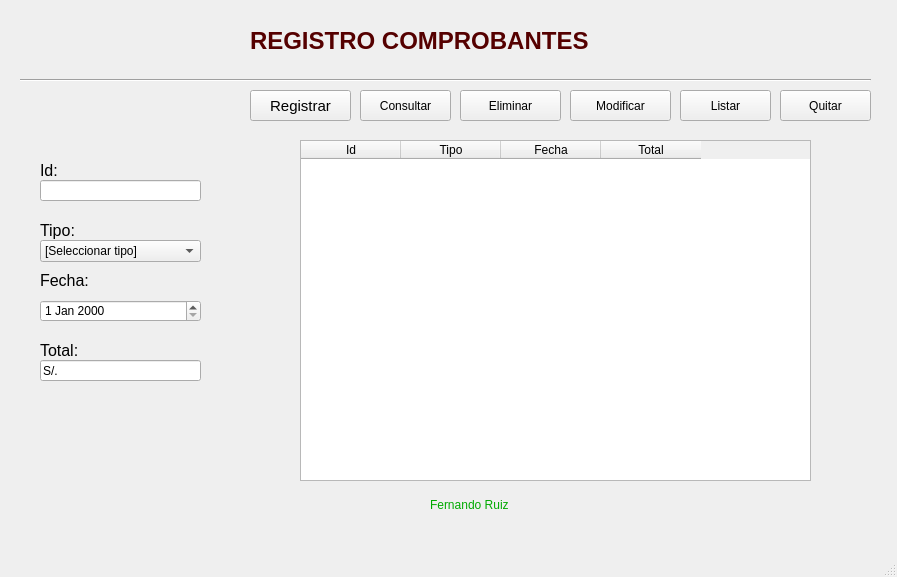
Above: UI/ventanaComprobantes.ui from fernandoruiz2016/python-store-management before the change. Below: the same form after it.
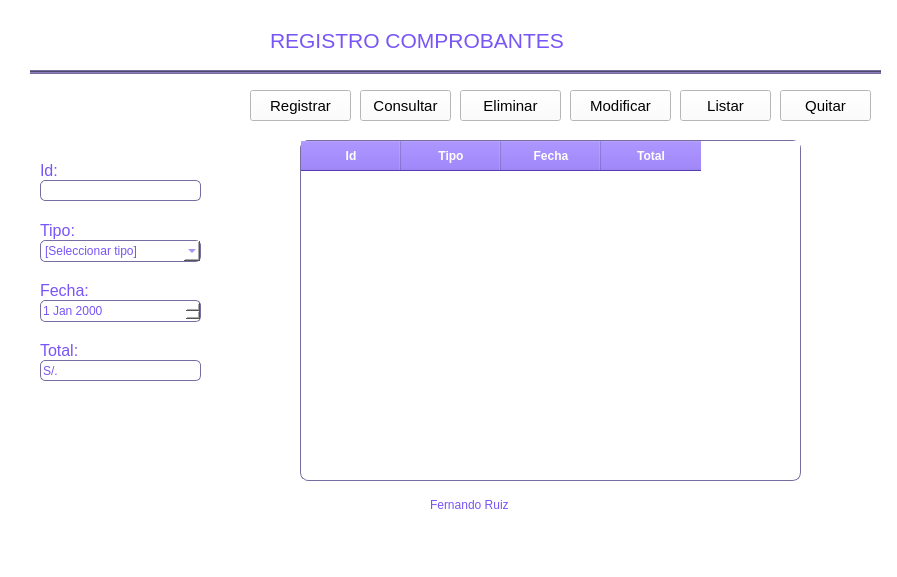
That is the form after the change.

```diff
--- a/UI/ventanaComprobantes.ui
+++ b/UI/ventanaComprobantes.ui
@@ -13,6 +13,9 @@
   <property name="windowTitle">
    <string>MainWindow</string>
   </property>
+  <property name="styleSheet">
+   <string notr="true">background: white;</string>
+  </property>
   <widget class="QWidget" name="centralwidget">
    <widget class="QPushButton" name="btnListar">
     <property name="geometry">
@@ -23,6 +26,11 @@
       <height>31</height>
      </rect>
     </property>
+    <property name="font">
+     <font>
+      <pointsize>11</pointsize>
+     </font>
+    </property>
     <property name="styleSheet">
      <string notr="true">font: 75 11pt &quot;MS Shell Dlg 2&quot;;</string>
     </property>
@@ -39,6 +47,11 @@
       <height>31</height>
      </rect>
     </property>
+    <property name="font">
+     <font>
+      <pointsize>11</pointsize>
+     </font>
+    </property>
     <property name="styleSheet">
      <string notr="true">font: 75 11pt &quot;MS Shell Dlg 2&quot;;</string>
     </property>
@@ -55,6 +68,11 @@
       <height>31</height>
      </rect>
     </property>
+    <property name="font">
+     <font>
+      <pointsize>11</pointsize>
+     </font>
+    </property>
     <property name="styleSheet">
      <string notr="true">font: 75 11pt &quot;MS Shell Dlg 2&quot;;</string>
     </property>
@@ -96,6 +114,11 @@
       <height>31</height>
      </rect>
     </property>
+    <property name="font">
+     <font>
+      <pointsize>11</pointsize>
+     </font>
+    </property>
     <property name="styleSheet">
      <string notr="true">font: 75 11pt &quot;MS Shell Dlg 2&quot;;</string>
     </property>
@@ -112,6 +135,11 @@
       <height>31</height>
      </rect>
     </property>
+    <property name="font">
+     <font>
+      <pointsize>11</pointsize>
+     </font>
+    </property>
     <property name="styleSheet">
      <string notr="true">font: 75 11pt &quot;MS Shell Dlg 2&quot;;</string>
     </property>
@@ -119,19 +147,6 @@
      <string>Consultar</string>
     </property>
    </widget>
-   <widget class="Line" name="line">
-    <property name="geometry">
-     <rect>
-      <x>20</x>
-      <y>70</y>
-      <width>851</width>
-      <height>20</height>
-     </rect>
-    </property>
-    <property name="orientation">
-     <enum>Qt::Horizontal</enum>
-    </property>
-   </widget>
    <widget class="QLineEdit" name="txtTotal">
     <property name="geometry">
      <rect>
@@ -141,6 +156,11 @@
       <height>21</height>
      </rect>
     </property>
+    <property name="styleSheet">
+     <string notr="true">color: #7855F6;
+border: 1px solid #786DA0;
+border-radius: 5px</string>
+    </property>
     <property name="text">
      <string>S/. </string>
     </property>
@@ -154,16 +174,50 @@
       <height>21</height>
      </rect>
     </property>
+    <property name="styleSheet">
+     <string notr="true">color: #7855F6;
+border: 1px solid #786DA0;
+border-radius: 5px</string>
+    </property>
    </widget>
    <widget class="QTableWidget" name="tblComprobantes">
     <property name="geometry">
      <rect>
       <x>300</x>
       <y>140</y>
-      <width>511</width>
+      <width>501</width>
       <height>341</height>
      </rect>
     </property>
+    <property name="styleSheet">
+     <string notr="true">QTableWidget {
+    gridline-color: #e0e0e0;
+    border: 1px solid #786DA0;
+    border-radius: 8px;
+    font-size: 13px;
+    color: #7855F6;
+}
+
+QHeaderView::section {
+    background-color: #7855F6;
+    color: white;
+    padding: 6px;
+    font-weight: bold;
+}
+
+QTableWidget::item:selected {
+    background-color: #cfc6ff;
+    color: black;
+}
+
+QTableWidget::item:hover {
+    background-color: #eae6ff;
+}
+
+QTableWidget QScrollBar:horizontal {
+    height: 0px;
+}</string>
+    </property>
     <column>
      <property name="text">
       <string>Id</string>
@@ -185,30 +239,6 @@
      </property>
     </column>
    </widget>
-   <widget class="QLabel" name="label">
-    <property name="geometry">
-     <rect>
-      <x>250</x>
-      <y>20</y>
-      <width>441</width>
-      <height>41</height>
-     </rect>
-    </property>
-    <property name="font">
-     <font>
-      <family>Arial</family>
-      <pointsize>18</pointsize>
-      <weight>75</weight>
-      <bold>true</bold>
-     </font>
-    </property>
-    <property name="styleSheet">
-     <string notr="true">color: rgb(85, 0, 0);</string>
-    </property>
-    <property name="text">
-     <string>REGISTRO COMPROBANTES</string>
-    </property>
-   </widget>
    <widget class="QLabel" name="label_9">
     <property name="geometry">
      <rect>
@@ -226,6 +256,10 @@
       <bold>false</bold>
      </font>
     </property>
+    <property name="styleSheet">
+     <string notr="true">color: #7855F6;
+font: inter</string>
+    </property>
     <property name="text">
      <string>Id:</string>
     </property>
@@ -247,6 +281,10 @@
       <bold>false</bold>
      </font>
     </property>
+    <property name="styleSheet">
+     <string notr="true">color: #7855F6;
+font: inter</string>
+    </property>
     <property name="text">
      <string>Tipo:</string>
     </property>
@@ -255,7 +293,7 @@
     <property name="geometry">
      <rect>
       <x>40</x>
-      <y>270</y>
+      <y>280</y>
       <width>161</width>
       <height>21</height>
      </rect>
@@ -268,6 +306,10 @@
       <bold>false</bold>
      </font>
     </property>
+    <property name="styleSheet">
+     <string notr="true">color: #7855F6;
+font: inter</string>
+    </property>
     <property name="text">
      <string>Fecha:</string>
     </property>
@@ -289,27 +331,14 @@
       <bold>false</bold>
      </font>
     </property>
+    <property name="styleSheet">
+     <string notr="true">color: #7855F6;
+font: inter</string>
+    </property>
     <property name="text">
      <string>Total:</string>
     </property>
    </widget>
-   <widget class="QLabel" name="label_2">
-    <property name="geometry">
-     <rect>
-      <x>430</x>
-      <y>490</y>
-      <width>101</width>
-      <height>31</height>
-     </rect>
-    </property>
-    <property name="styleSheet">
-     <string notr="true">color: green;
-</string>
-    </property>
-    <property name="text">
-     <string>&lt;html&gt;&lt;head/&gt;&lt;body&gt;&lt;p&gt;&lt;span style=&quot; color:#00aa00;&quot;&gt;Fernando Ruiz&lt;/span&gt;&lt;/p&gt;&lt;/body&gt;&lt;/html&gt;</string>
-    </property>
-   </widget>
    <widget class="QDateEdit" name="dtFecha">
     <property name="geometry">
      <rect>
@@ -319,6 +348,11 @@
       <height>22</height>
      </rect>
     </property>
+    <property name="styleSheet">
+     <string notr="true">color: #7855F6;
+border: 1px solid #786DA0;
+border-radius: 5px</string>
+    </property>
     <property name="minimumDate">
      <date>
       <year>2000</year>
@@ -336,6 +370,11 @@
       <height>22</height>
      </rect>
     </property>
+    <property name="styleSheet">
+     <string notr="true">color: #7855F6;
+border: 1px solid #786DA0;
+border-radius: 5px</string>
+    </property>
     <item>
      <property name="text">
       <string>[Seleccionar tipo]</string>
@@ -352,6 +391,86 @@
      </property>
     </item>
    </widget>
+   <widget class="QLabel" name="label_3">
+    <property name="geometry">
+     <rect>
+      <x>270</x>
+      <y>30</y>
+      <width>341</width>
+      <height>21</height>
+     </rect>
+    </property>
+    <property name="font">
+     <font>
+      <pointsize>16</pointsize>
+      <weight>50</weight>
+      <italic>false</italic>
+      <bold>false</bold>
+     </font>
+    </property>
+    <property name="styleSheet">
+     <string notr="true">color: #7855F6;
+font: tahoma;
+font-style: bold;
+font-size: 16pt;</string>
+    </property>
+    <property name="text">
+     <string>REGISTRO COMPROBANTES</string>
+    </property>
+   </widget>
+   <widget class="Line" name="line_2">
+    <property name="geometry">
+     <rect>
+      <x>30</x>
+      <y>70</y>
+      <width>851</width>
+      <height>4</height>
+     </rect>
+    </property>
+    <property name="styleSheet">
+     <string notr="true">background-color: #786DA0;
+min-height: 2px;
+max-height: 2px;</string>
+    </property>
+    <property name="orientation">
+     <enum>Qt::Horizontal</enum>
+    </property>
+   </widget>
+   <widget class="QLabel" name="label_2">
+    <property name="geometry">
+     <rect>
+      <x>430</x>
+      <y>490</y>
+      <width>91</width>
+      <height>31</height>
+     </rect>
+    </property>
+    <property name="styleSheet">
+     <string notr="true">color: #7855F6;
+</string>
+    </property>
+    <property name="text">
+     <string>&lt;html&gt;&lt;head/&gt;&lt;body&gt;&lt;p&gt;&lt;span&gt;Fernando Ruiz&lt;/span&gt;&lt;/p&gt;&lt;/body&gt;&lt;/html&gt;</string>
+    </property>
+   </widget>
+   <zorder>btnListar</zorder>
+   <zorder>btnEliminar</zorder>
+   <zorder>btnModificar</zorder>
+   <zorder>btnRegistrar</zorder>
+   <zorder>btnQuitar</zorder>
+   <zorder>btnConsultar</zorder>
+   <zorder>tblComprobantes</zorder>
+   <zorder>label_9</zorder>
+   <zorder>label_11</zorder>
+   <zorder>label_12</zorder>
+   <zorder>label_13</zorder>
+   <zorder>dtFecha</zorder>
+   <zorder>cboTipo</zorder>
+   <zorder>label_3</zorder>
+   <zorder>line_2</zorder>
+   <zorder>txtId</zorder>
+   <zorder>txtTotal</zorder>
+   <zorder>label_2</zorder>
   </widget>
   <widget class="QMenuBar" name="menubar">
    <property name="geometry">
```
Left out of the diff: 74 changed lines with no effect on the pictures.
